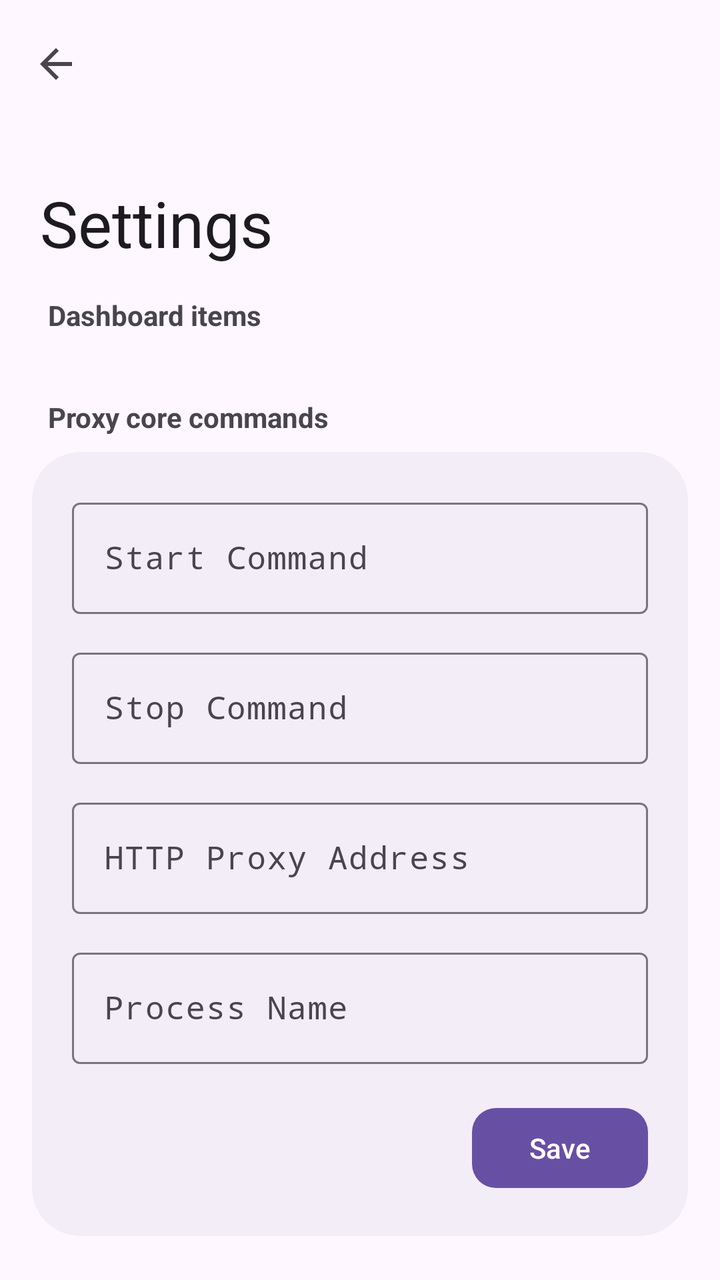
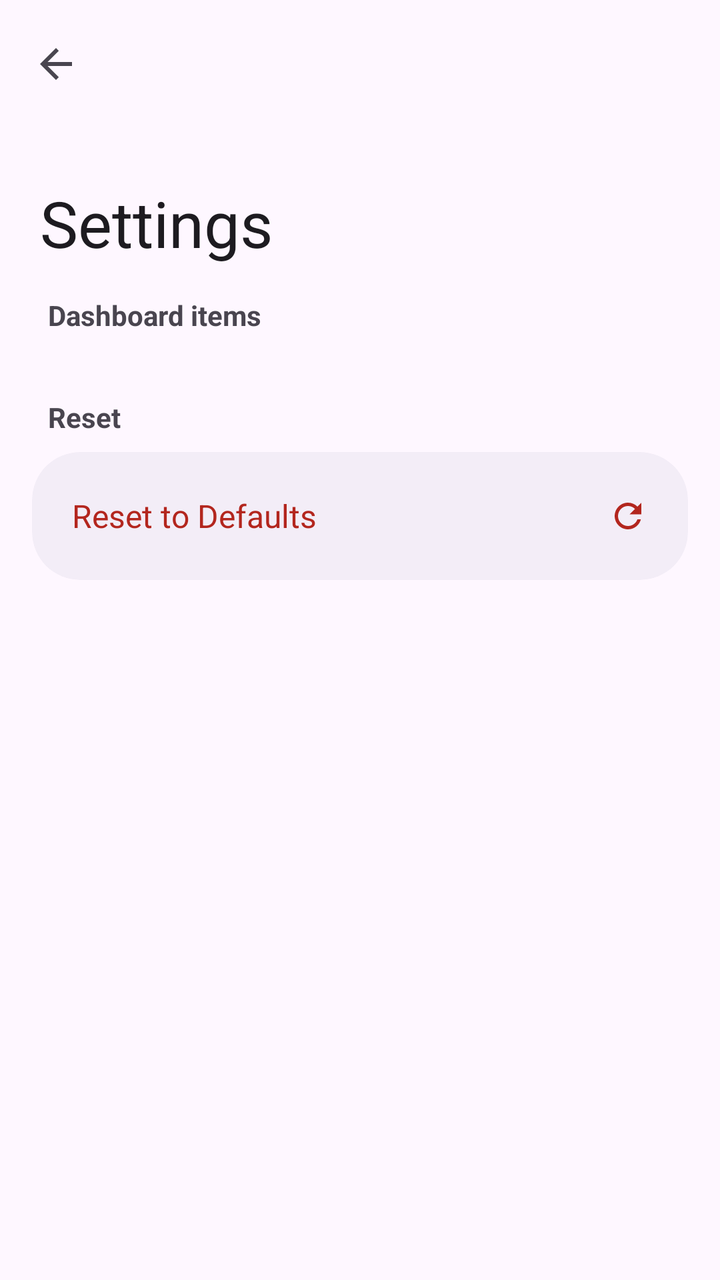

An Android layout rendered at two revisions. The XML below is the earlier revision; the diff shows what the commit changed to produce the second picture.
<!-- AndroidManifest.xml: activity theme Theme.Xray -->
<!-- res/layout/activity_settings.xml -->
<?xml version="1.0" encoding="utf-8"?>
<androidx.coordinatorlayout.widget.CoordinatorLayout
    xmlns:android="http://schemas.android.com/apk/res/android"
    xmlns:app="http://schemas.android.com/apk/res-auto"
    android:id="@+id/root_layout"
    android:layout_width="match_parent"
    android:layout_height="match_parent"
    android:background="?attr/colorSurface">

    
    <com.google.android.material.appbar.AppBarLayout
        android:id="@+id/appbar"
        android:layout_width="match_parent"
        android:layout_height="wrap_content"
        android:background="?attr/colorSurface"
        app:elevation="0dp">

        <com.google.android.material.appbar.CollapsingToolbarLayout
            android:id="@+id/collapsing_toolbar"
            android:layout_width="match_parent"
            android:layout_height="140dp"
            app:layout_scrollFlags="scroll|exitUntilCollapsed|snap"
            app:title="@string/title_settings"
            app:titleCollapseMode="fade"
            app:expandedTitleTextAppearance="?attr/textAppearanceHeadlineLarge"
            app:collapsedTitleTextAppearance="?attr/textAppearanceTitleLarge"
            app:expandedTitleMarginStart="20dp"
            app:expandedTitleMarginBottom="16dp">

            <com.google.android.material.appbar.MaterialToolbar
                android:id="@+id/toolbar"
                android:layout_width="match_parent"
                android:layout_height="?attr/actionBarSize"
                app:navigationIcon="?attr/homeAsUpIndicator"
                app:layout_collapseMode="pin" />

        </com.google.android.material.appbar.CollapsingToolbarLayout>

    </com.google.android.material.appbar.AppBarLayout>

    <androidx.core.widget.NestedScrollView
        android:id="@+id/nested_scroll_view"
        android:layout_width="match_parent"
        android:layout_height="match_parent"
        app:layout_behavior="@string/appbar_scrolling_view_behavior"
        android:clipToPadding="false"
        android:fillViewport="true">

        <LinearLayout
            android:id="@+id/scroll_content"
            android:layout_width="match_parent"
            android:layout_height="wrap_content"
            android:orientation="vertical"
            android:paddingStart="16dp"
            android:paddingEnd="16dp"
            android:paddingTop="8dp"
            android:paddingBottom="40dp">

            
            <TextView
                android:layout_width="wrap_content"
                android:layout_height="wrap_content"
                android:text="Dashboard items"
                android:paddingStart="8dp"
                android:paddingEnd="8dp"
                android:paddingBottom="8dp"
                android:textSize="14sp"
                android:textStyle="bold"
                android:textColor="?attr/colorOnSurfaceVariant" />

            <com.google.android.material.card.MaterialCardView
                android:layout_width="match_parent"
                android:layout_height="wrap_content"
                app:cardCornerRadius="24dp"
                app:cardElevation="0dp"
                app:strokeWidth="0dp"
                app:cardBackgroundColor="?attr/colorSurfaceContainer"
                android:layout_marginBottom="24dp">

                <LinearLayout
                    android:id="@+id/container_dashboard_items_list"
                    android:layout_width="match_parent"
                    android:layout_height="wrap_content"
                    android:orientation="vertical" />

            </com.google.android.material.card.MaterialCardView>

            
            <TextView
                android:layout_width="wrap_content"
                android:layout_height="wrap_content"
                android:text="Proxy core commands"
                android:paddingStart="8dp"
                android:paddingEnd="8dp"
                android:paddingBottom="8dp"
                android:textSize="14sp"
                android:textStyle="bold"
                android:textColor="?attr/colorOnSurfaceVariant" />

            <com.google.android.material.card.MaterialCardView
                android:layout_width="match_parent"
                android:layout_height="wrap_content"
                app:cardCornerRadius="24dp"
                app:cardElevation="0dp"
                app:strokeWidth="0dp"
                app:cardBackgroundColor="?attr/colorSurfaceContainer"
                android:layout_marginBottom="24dp">

                <LinearLayout
                    android:layout_width="match_parent"
                    android:layout_height="wrap_content"
                    android:orientation="vertical"
                    android:padding="20dp">

                    
                    <com.google.android.material.textfield.TextInputLayout
                        android:id="@+id/layout_start_cmd"
                        android:layout_width="match_parent"
                        android:layout_height="wrap_content"
                        android:hint="@string/label_start_cmd"
                        style="@style/Widget.Material3.TextInputLayout.OutlinedBox">

                        <com.google.android.material.textfield.TextInputEditText
                            android:id="@+id/edit_start_cmd"
                            android:layout_width="match_parent"
                            android:layout_height="wrap_content"
                            android:typeface="monospace"
                            android:inputType="textMultiLine" />

                    </com.google.android.material.textfield.TextInputLayout>

                    
                    <com.google.android.material.textfield.TextInputLayout
                        android:id="@+id/layout_stop_cmd"
                        android:layout_width="match_parent"
                        android:layout_height="wrap_content"
                        android:layout_marginTop="14dp"
                        android:hint="@string/label_stop_cmd"
                        style="@style/Widget.Material3.TextInputLayout.OutlinedBox">

                        <com.google.android.material.textfield.TextInputEditText
                            android:id="@+id/edit_stop_cmd"
                            android:layout_width="match_parent"
                            android:layout_height="wrap_content"
                            android:typeface="monospace"
                            android:inputType="textMultiLine" />

                    </com.google.android.material.textfield.TextInputLayout>

                    
                    <com.google.android.material.textfield.TextInputLayout
                        android:id="@+id/layout_http_proxy"
                        android:layout_width="match_parent"
                        android:layout_height="wrap_content"
                        android:layout_marginTop="14dp"
                        android:hint="@string/label_proxy_address"
                        style="@style/Widget.Material3.TextInputLayout.OutlinedBox">

                        <com.google.android.material.textfield.TextInputEditText
                            android:id="@+id/edit_http_proxy"
                            android:layout_width="match_parent"
                            android:layout_height="wrap_content"
                            android:typeface="monospace"
                            android:inputType="text" />

                    </com.google.android.material.textfield.TextInputLayout>

                    
                    <com.google.android.material.textfield.TextInputLayout
                        android:id="@+id/layout_process_name"
                        android:layout_width="match_parent"
                        android:layout_height="wrap_content"
                        android:layout_marginTop="14dp"
                        android:hint="@string/label_process_name"
                        style="@style/Widget.Material3.TextInputLayout.OutlinedBox">

                        <com.google.android.material.textfield.TextInputEditText
                            android:id="@+id/edit_process_name"
                            android:layout_width="match_parent"
                            android:layout_height="wrap_content"
                            android:typeface="monospace"
                            android:inputType="text" />

                    </com.google.android.material.textfield.TextInputLayout>

                    <com.google.android.material.button.MaterialButton
                        android:id="@+id/btn_save_commands"
                        android:layout_width="wrap_content"
                        android:layout_height="wrap_content"
                        android:layout_marginTop="18dp"
                        android:layout_gravity="end"
                        android:text="@string/btn_save"
                        app:cornerRadius="12dp"
                        style="@style/Widget.Material3.Button" />

                </LinearLayout>

            </com.google.android.material.card.MaterialCardView>

            
            <TextView
                android:layout_width="wrap_content"
                android:layout_height="wrap_content"
                android:text="Reset"
                android:paddingStart="8dp"
                android:paddingEnd="8dp"
                android:paddingBottom="8dp"
                android:textSize="14sp"
                android:textStyle="bold"
                android:textColor="?attr/colorOnSurfaceVariant" />

            <com.google.android.material.card.MaterialCardView
                android:layout_width="match_parent"
                android:layout_height="wrap_content"
                app:cardCornerRadius="24dp"
                app:cardElevation="0dp"
                app:strokeWidth="0dp"
                app:cardBackgroundColor="?attr/colorSurfaceContainer">

                <LinearLayout
                    android:id="@+id/row_reset_defaults"
                    android:layout_width="match_parent"
                    android:layout_height="64dp"
                    android:orientation="horizontal"
                    android:gravity="center_vertical"
                    android:paddingStart="20dp"
                    android:paddingEnd="20dp"
                    android:background="?attr/selectableItemBackground"
                    android:clickable="true"
                    android:focusable="true">

                    <TextView
                        android:layout_width="0dp"
                        android:layout_height="wrap_content"
                        android:layout_weight="1"
                        android:text="@string/btn_reset_defaults"
                        android:textSize="16sp"
                        android:textColor="?attr/colorError" />

                    <ImageView
                        android:layout_width="20dp"
                        android:layout_height="20dp"
                        android:src="@drawable/ic_refresh"
                        app:tint="?attr/colorError" />

                </LinearLayout>

            </com.google.android.material.card.MaterialCardView>

        </LinearLayout>

    </androidx.core.widget.NestedScrollView>

</androidx.coordinatorlayout.widget.CoordinatorLayout>
<!-- resources referenced by this layout -->
<resources>
  <!-- drawable ic_refresh (drawable) -->
  <vector xmlns:android="http://schemas.android.com/apk/res/android"
      android:width="24dp"
      android:height="24dp"
      android:viewportWidth="24"
      android:viewportHeight="24">
      <path
          android:fillColor="?attr/colorOnSurface"
          android:pathData="M17.65,6.35C16.2,4.9 14.21,4 12,4c-4.42,0 -7.99,3.58 -7.99,8s3.57,8 7.99,8c3.73,0 6.84,-2.55 7.73,-6h-2.08c-0.82,2.33 -3.04,4 -5.65,4 -3.31,0 -6,-2.69 -6,-6s2.69,-6 6,-6c1.66,0 3.14,0.69 4.22,1.78L13,11h7V4l-2.35,2.35z"/>
  </vector>
  <string name="btn_reset_defaults">Reset to Defaults</string>
  <string name="btn_save">Save</string>
  <string name="label_process_name">Process Name</string>
  <string name="label_proxy_address">HTTP Proxy Address</string>
  <string name="label_start_cmd">Start Command</string>
  <string name="label_stop_cmd">Stop Command</string>
  <string name="title_settings">Settings</string>
  <style name="Theme.Xray" parent="Theme.Material3.DayNight.NoActionBar">
          <item name="android:statusBarColor">@android:color/transparent</item>
          <item name="android:navigationBarColor">@android:color/transparent</item>
          <item name="android:windowLightStatusBar">true</item>
          <item name="android:windowLightNavigationBar">true</item>
      </style>
</resources>

<!-- the commit's change to res/layout/activity_settings.xml (unified diff, before → after) -->
@@ -89,118 +89,6 @@
             <TextView
                 android:layout_width="wrap_content"
                 android:layout_height="wrap_content"
-                android:text="Proxy core commands"
-                android:paddingStart="8dp"
-                android:paddingEnd="8dp"
-                android:paddingBottom="8dp"
-                android:textSize="14sp"
-                android:textStyle="bold"
-                android:textColor="?attr/colorOnSurfaceVariant" />
-
-            <com.google.android.material.card.MaterialCardView
-                android:layout_width="match_parent"
-                android:layout_height="wrap_content"
-                app:cardCornerRadius="24dp"
-                app:cardElevation="0dp"
-                app:strokeWidth="0dp"
-                app:cardBackgroundColor="?attr/colorSurfaceContainer"
-                android:layout_marginBottom="24dp">
-
-                <LinearLayout
-                    android:layout_width="match_parent"
-                    android:layout_height="wrap_content"
-                    android:orientation="vertical"
-                    android:padding="20dp">
-
-                    
-                    <com.google.android.material.textfield.TextInputLayout
-                        android:id="@+id/layout_start_cmd"
-                        android:layout_width="match_parent"
-                        android:layout_height="wrap_content"
-                        android:hint="@string/label_start_cmd"
-                        style="@style/Widget.Material3.TextInputLayout.OutlinedBox">
-
-                        <com.google.android.material.textfield.TextInputEditText
-                            android:id="@+id/edit_start_cmd"
-                            android:layout_width="match_parent"
-                            android:layout_height="wrap_content"
-                            android:typeface="monospace"
-                            android:inputType="textMultiLine" />
-
-                    </com.google.android.material.textfield.TextInputLayout>
-
-                    
-                    <com.google.android.material.textfield.TextInputLayout
-                        android:id="@+id/layout_stop_cmd"
-                        android:layout_width="match_parent"
-                        android:layout_height="wrap_content"
-                        android:layout_marginTop="14dp"
-                        android:hint="@string/label_stop_cmd"
-                        style="@style/Widget.Material3.TextInputLayout.OutlinedBox">
-
-                        <com.google.android.material.textfield.TextInputEditText
-                            android:id="@+id/edit_stop_cmd"
-                            android:layout_width="match_parent"
-                            android:layout_height="wrap_content"
-                            android:typeface="monospace"
-                            android:inputType="textMultiLine" />
-
-                    </com.google.android.material.textfield.TextInputLayout>
-
-                    
-                    <com.google.android.material.textfield.TextInputLayout
-                        android:id="@+id/layout_http_proxy"
-                        android:layout_width="match_parent"
-                        android:layout_height="wrap_content"
-                        android:layout_marginTop="14dp"
-                        android:hint="@string/label_proxy_address"
-                        style="@style/Widget.Material3.TextInputLayout.OutlinedBox">
-
-                        <com.google.android.material.textfield.TextInputEditText
-                            android:id="@+id/edit_http_proxy"
-                            android:layout_width="match_parent"
-                            android:layout_height="wrap_content"
-                            android:typeface="monospace"
-                            android:inputType="text" />
-
-                    </com.google.android.material.textfield.TextInputLayout>
-
-                    
-                    <com.google.android.material.textfield.TextInputLayout
-                        android:id="@+id/layout_process_name"
-                        android:layout_width="match_parent"
-                        android:layout_height="wrap_content"
-                        android:layout_marginTop="14dp"
-                        android:hint="@string/label_process_name"
-                        style="@style/Widget.Material3.TextInputLayout.OutlinedBox">
-
-                        <com.google.android.material.textfield.TextInputEditText
-                            android:id="@+id/edit_process_name"
-                            android:layout_width="match_parent"
-                            android:layout_height="wrap_content"
-                            android:typeface="monospace"
-                            android:inputType="text" />
-
-                    </com.google.android.material.textfield.TextInputLayout>
-
-                    <com.google.android.material.button.MaterialButton
-                        android:id="@+id/btn_save_commands"
-                        android:layout_width="wrap_content"
-                        android:layout_height="wrap_content"
-                        android:layout_marginTop="18dp"
-                        android:layout_gravity="end"
-                        android:text="@string/btn_save"
-                        app:cornerRadius="12dp"
-                        style="@style/Widget.Material3.Button" />
-
-                </LinearLayout>
-
-            </com.google.android.material.card.MaterialCardView>
-
-            
-            <TextView
-                android:layout_width="wrap_content"
-                android:layout_height="wrap_content"
                 android:text="Reset"
                 android:paddingStart="8dp"
                 android:paddingEnd="8dp"
<!-- resource entries referenced after the edit -->
@@ -11,11 +11,6 @@
           android:pathData="M17.65,6.35C16.2,4.9 14.21,4 12,4c-4.42,0 -7.99,3.58 -7.99,8s3.57,8 7.99,8c3.73,0 6.84,-2.55 7.73,-6h-2.08c-0.82,2.33 -3.04,4 -5.65,4 -3.31,0 -6,-2.69 -6,-6s2.69,-6 6,-6c1.66,0 3.14,0.69 4.22,1.78L13,11h7V4l-2.35,2.35z"/>
   </vector>
   <string name="btn_reset_defaults">Reset to Defaults</string>
-  <string name="btn_save">Save</string>
-  <string name="label_process_name">Process Name</string>
-  <string name="label_proxy_address">HTTP Proxy Address</string>
-  <string name="label_start_cmd">Start Command</string>
-  <string name="label_stop_cmd">Stop Command</string>
   <string name="title_settings">Settings</string>
   <style name="Theme.Xray" parent="Theme.Material3.DayNight.NoActionBar">
           <item name="android:statusBarColor">@android:color/transparent</item>
